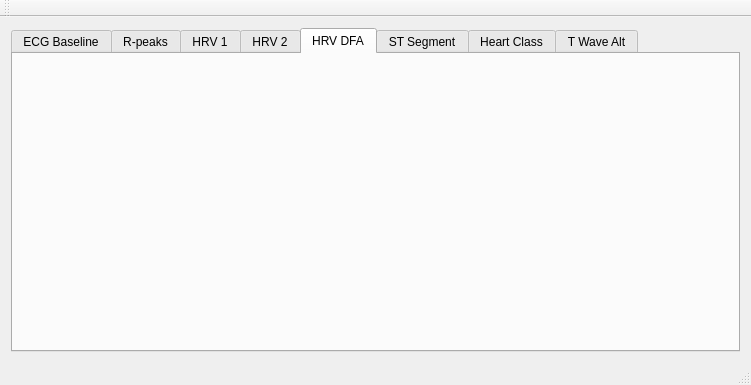
Old version of the form EcgApplicationCore/View/mainview.ui in the repository KuleszIB/EcgAppCore.
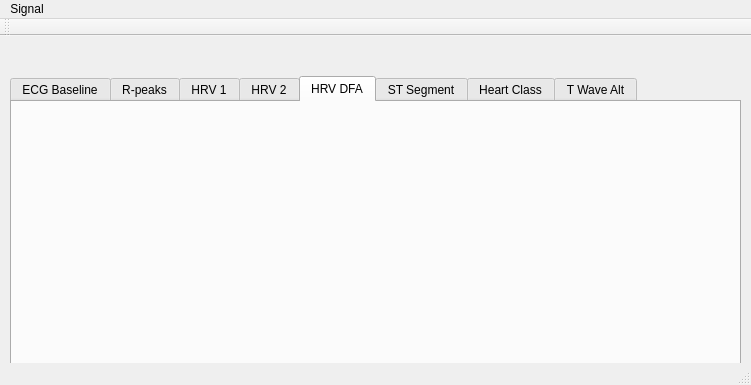
New version of the form. The open tabs and pages were chosen to show the change. Icons and pictures are not drawn.

Commit message: Signal input widget + age/gender labels

```diff
--- a/EcgApplicationCore/View/mainview.ui
+++ b/EcgApplicationCore/View/mainview.ui
@@ -18,9 +18,15 @@
     <normaloff>:/root/images/Images/ECG-img.png</normaloff>:/root/images/Images/ECG-img.png</iconset>
   </property>
   <widget class="QWidget" name="centralWidget">
-   <layout class="QHBoxLayout" name="horizontalLayout">
-    <item>
      <widget class="QTabWidget" name="tabWidget">
+    <property name="geometry">
+     <rect>
+      <x>10</x>
+      <y>40</y>
+      <width>731</width>
+      <height>291</height>
+     </rect>
+    </property>
       <property name="currentIndex">
        <number>7</number>
       </property>
@@ -141,8 +147,38 @@
        </layout>
       </widget>
      </widget>
-    </item>
-   </layout>
+   <widget class="QWidget" name="">
+    <property name="geometry">
+     <rect>
+      <x>20</x>
+      <y>10</y>
+      <width>201</width>
+      <height>22</height>
+     </rect>
+    </property>
+    <layout class="QHBoxLayout" name="lo_patients_data">
+     <item>
+      <widget class="QLabel" name="label_age">
+       <property name="text">
+        <string>Age</string>
+       </property>
+      </widget>
+     </item>
+     <item>
+      <widget class="QLineEdit" name="lE_age"/>
+     </item>
+     <item>
+      <widget class="QLabel" name="label_gender">
+       <property name="text">
+        <string>Gender</string>
+       </property>
+      </widget>
+     </item>
+     <item>
+      <widget class="QLineEdit" name="lE_gender"/>
+     </item>
+    </layout>
+   </widget>
   </widget>
   <widget class="QMenuBar" name="menuBar">
    <property name="geometry">
@@ -153,6 +189,14 @@
      <height>21</height>
     </rect>
    </property>
+   <widget class="QMenu" name="menuSignal">
+    <property name="title">
+     <string>Signal</string>
+    </property>
+    <addaction name="actionOpen"/>
+    <addaction name="actionExit"/>
+   </widget>
+   <addaction name="menuSignal"/>
   </widget>
   <widget class="QToolBar" name="mainToolBar">
    <attribute name="toolBarArea">
```
Left out of the diff: 12 changed lines with no effect on the pictures. Lines whose indentation alone changed are shown as unchanged. The commit also changes 30 other files.
